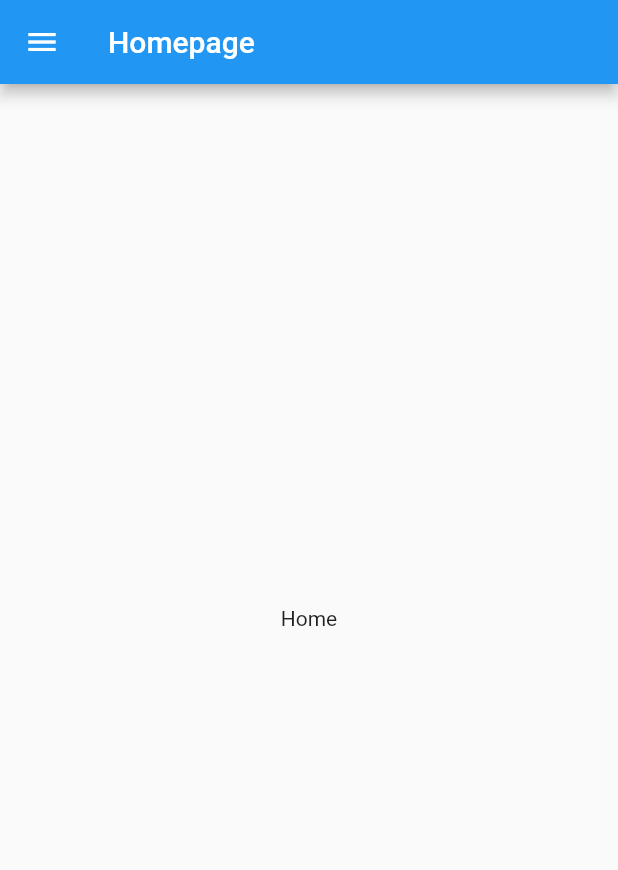
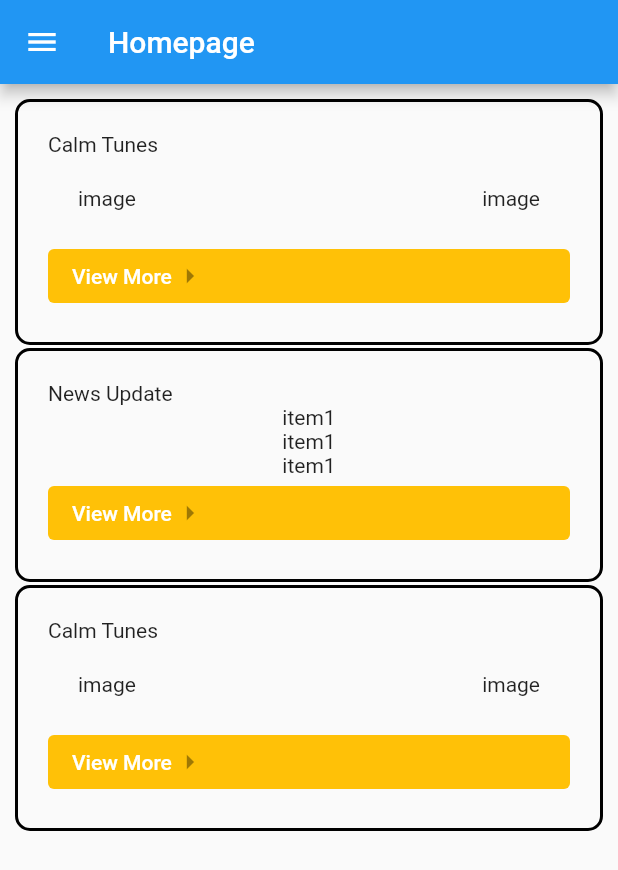
Before and after one commit to aditygrg2/shayan, a Flutter app: the screen it shows after launch, on a phone screen of 412 x 824 dp. Shown: the top 870 px of the screen. Run offline on Flutter 3.47's test engine with Material 2 defaults, Android fonts, the phone set to English and light mode, and no system bars.

Commit message:
Home component

```diff
--- a/lib/screens/home/home_screen.dart
+++ b/lib/screens/home/home_screen.dart
@@ -1,4 +1,7 @@
 import 'package:flutter/material.dart';
+import 'package:night_gschallenge/widgets/new_update.dart';
+import 'package:night_gschallenge/widgets/reusable_card.dart';
+import '../../widgets/calm_tune_card_list.dart';
 import '../mysleep/my_sleep_screen.dart';
 import '../../navigators/drawer.dart';
 import '../../navigators/bottomNavigator.dart';
@@ -14,8 +17,28 @@ class HomeScreen extends StatelessWidget {
       ),
       drawer: AppDrawer(),
       bottomNavigationBar: BottomNavigator(),
-      body: Center(
-        child: Text('Home'),
+      body: Container(
+        width: double.infinity,
+        padding: EdgeInsets.all(10),
+        child: ListView(
+          children: [
+            ReusableCard(),
+            SizedBox(
+              height: 2,
+            ),
+            Container(
+              child: NewsUpdate(),
+              padding: EdgeInsets.all(20),
+              decoration: BoxDecoration(
+                  border: Border.all(color: Colors.black, width: 2),
+                  borderRadius: BorderRadius.circular(10)),
+            ),
+            SizedBox(
+              height: 2,
+            ),
+            ReusableCard(),
+          ],
+        ),
       ),
     );
   }
--- /dev/null
+++ b/lib/widgets/calm_tune_card_list.dart
@@ -0,0 +1,39 @@
+import 'package:flutter/material.dart';
+
+class ImageWithTextCard extends StatelessWidget {
+  final tune;
+  ImageWithTextCard(this.tune);
+  @override
+  Widget build(BuildContext context) {
+    return Container(
+        padding: EdgeInsets.all(20),
+        child: Stack(
+          children: [
+            Container(
+              child: Text('image'),
+            ),
+            Container(
+              child: Text(''), //'text displayed on Image'
+            )
+          ],
+        ));
+  }
+}
+
+class ReusableCardList extends StatefulWidget {
+  @override
+  State<ReusableCardList> createState() => _ReusableCardListState();
+}
+
+class _ReusableCardListState extends State<ReusableCardList> {
+  final Reusables = ['a', 'b'];  // fetch data for the list will pass from above widget
+  @override
+  Widget build(BuildContext context) {
+    return Row(
+      mainAxisAlignment: MainAxisAlignment.spaceBetween,
+      children: Reusables.map((tune) {
+        return ImageWithTextCard(tune);
+      }).toList(),
+    );
+  }
+}
--- /dev/null
+++ b/lib/widgets/new_update.dart
@@ -0,0 +1,56 @@
+import 'package:flutter/material.dart';
+import 'package:flutter/src/widgets/framework.dart';
+import 'package:flutter/src/widgets/placeholder.dart';
+
+class NewsUpdate extends StatefulWidget {
+  const NewsUpdate({super.key});
+
+  @override
+  State<NewsUpdate> createState() => _NewsUpdateState();
+}
+
+class _NewsUpdateState extends State<NewsUpdate> {
+  @override
+  Widget build(BuildContext context) {
+    return Column(
+      children: [
+        Container(
+          alignment: Alignment.centerLeft,
+          child: Text('News Update'),
+        ),
+        Container(
+          child: Column(
+            children: [
+              Container(
+                  child: Column(
+                children: [
+                  Text('item1'),
+                  Text('item1'),
+                  Text('item1'),
+                ],
+              )),
+              Container(
+                child: ElevatedButton(
+                  onPressed: null,
+                  style: ElevatedButton.styleFrom(
+                    backgroundColor: Colors.red,
+                    disabledBackgroundColor: Colors.amber,
+                  ),
+                  child: Row(
+                    children: [
+                      Text(
+                        'View More',
+                        style: TextStyle(color: Colors.white),
+                      ),
+                      Icon(Icons.arrow_right)
+                    ],
+                  ),
+                ),
+              )
+            ],
+          ),
+        ),
+      ],
+    );
+  }
+}
--- /dev/null
+++ b/lib/widgets/reusable_card.dart
@@ -0,0 +1,51 @@
+import 'package:flutter/material.dart';
+import 'package:night_gschallenge/widgets/calm_tune_card_list.dart';
+
+class ReusableCard extends StatefulWidget {
+  const ReusableCard({super.key});
+
+  @override
+  State<ReusableCard> createState() => _ReusableCardState();
+}
+
+class _ReusableCardState extends State<ReusableCard> {
+  @override
+  Widget build(BuildContext context) {
+    return Container(
+      child: Column(
+        children: [
+          Container(
+            alignment: Alignment.topLeft,
+            child: Text('Calm Tunes'),
+          ),
+          Container(
+            alignment: Alignment.center,
+            child: ReusableCardList(),
+          ),
+          Container(
+            child: ElevatedButton(
+              onPressed: null,
+              style: ElevatedButton.styleFrom(
+                backgroundColor: Colors.red,
+                disabledBackgroundColor: Colors.amber,
+              ),
+              child: Row(
+                children: [
+                  Text(
+                    'View More',
+                    style: TextStyle(color: Colors.white),
+                  ),
+                  Icon(Icons.arrow_right)
+                ],
+              ),
+            ),
+          ),
+        ],
+      ),
+      padding: EdgeInsets.all(20),
+      decoration: BoxDecoration(
+          border: Border.all(color: Colors.black, width: 2),
+          borderRadius: BorderRadius.circular(10)),
+    );
+  }
+}
```
Also changed, not shown: 1 other file.
